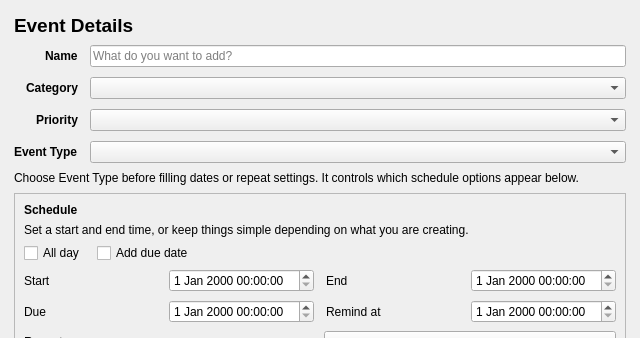
First picture: the form in eventdialog.ui, repository dylanreaves/TaskManager, before the edit; both pictures show x 0 to 640 and y 0 to 338 of the 640 by 733 pixel window.
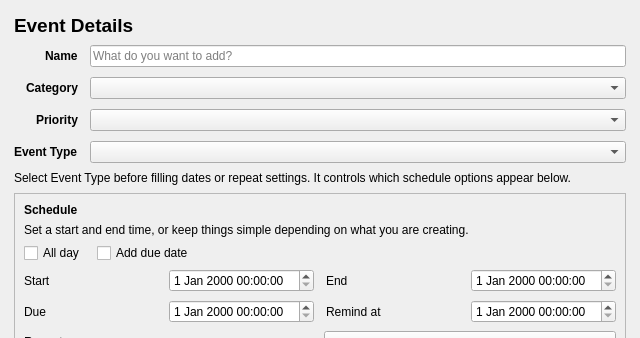
Second picture: the form after the edit.

Diff of the .ui file:
```diff
--- a/eventdialog.ui
+++ b/eventdialog.ui
@@ -125,7 +125,7 @@
    <item>
     <widget class="QLabel" name="typeHelperLabel">
      <property name="text">
-      <string>Choose Event Type before filling dates or repeat settings. It controls which schedule options appear below.</string>
+      <string>Select Event Type before filling dates or repeat settings. It controls which schedule options appear below.</string>
      </property>
      <property name="wordWrap">
       <bool>true</bool>
```
